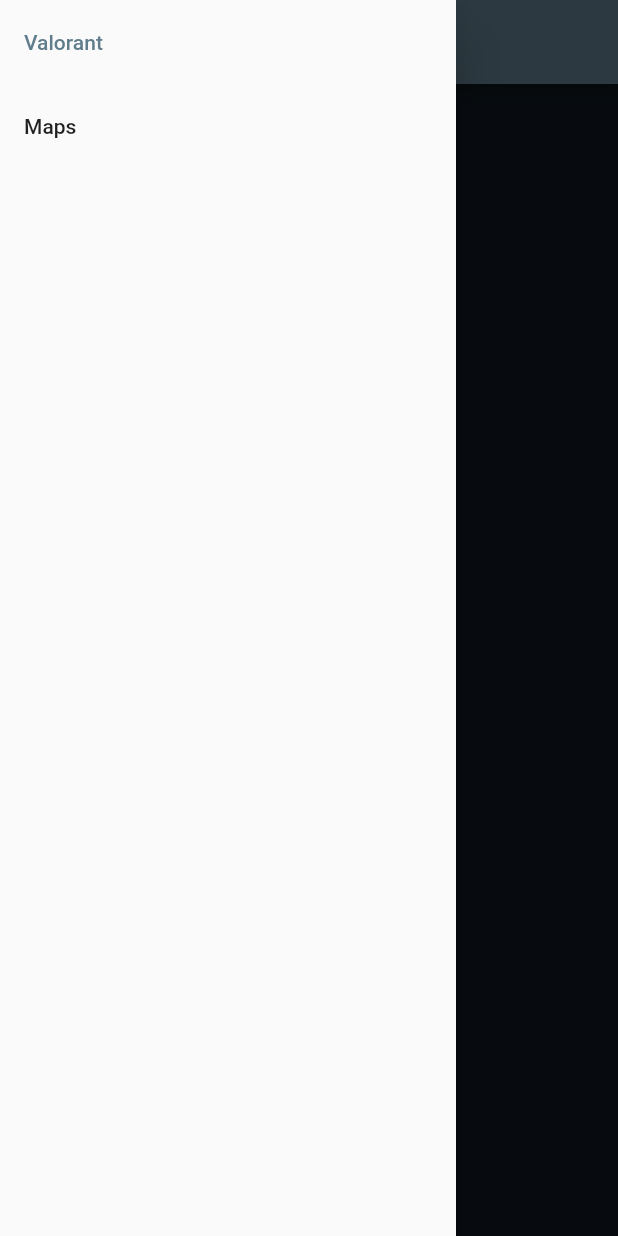
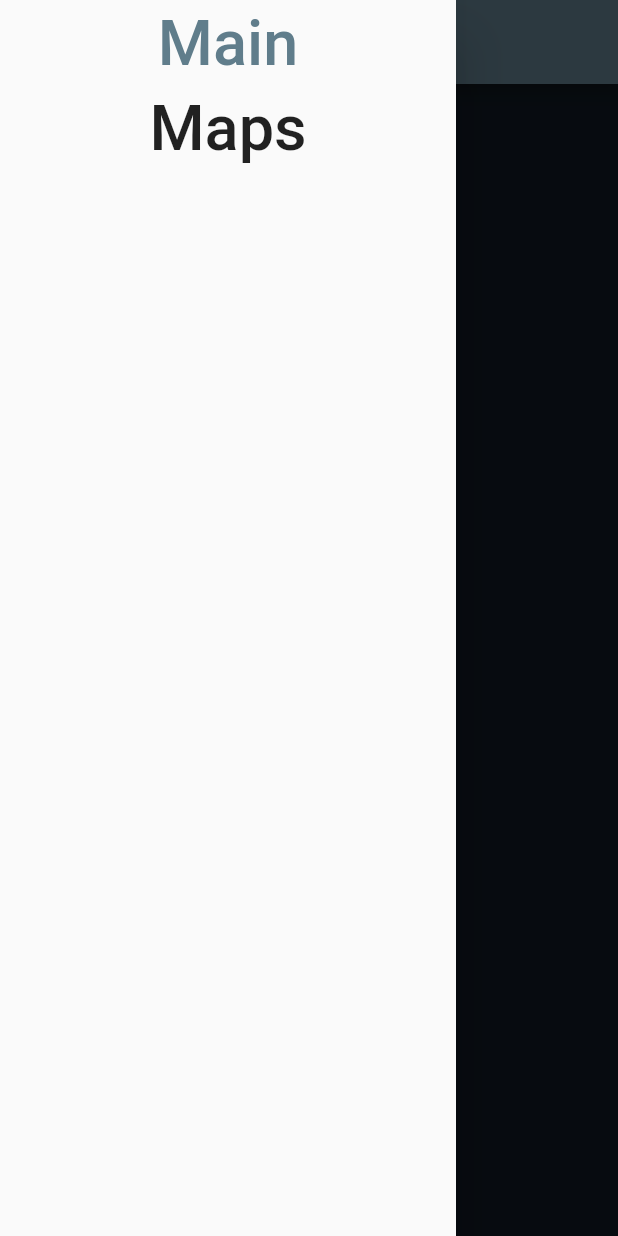
Before and after one commit to robertbates1995/valorant_app, a Flutter app: the screen it shows after launch, with the side drawer open, on a phone screen of 412 x 824 dp. Run offline on Flutter 3.47's test engine with Material 2 defaults, Android fonts, the light colour scheme and no system bars.

Commit message:
fixed file name for logo

```diff
--- a/lib/home_screen.dart
+++ b/lib/home_screen.dart
@@ -41,7 +41,7 @@ class _HomeScreenState extends State<HomeScreen> {
     return Drawer(
       child: ListView(
         children: <Widget>[
-          listTile("Valorant", 0),
+          listTile("Main", 0),
           listTile("Maps", 1)
         ],
       ),
@@ -50,7 +50,8 @@ class _HomeScreenState extends State<HomeScreen> {
 
   ListTile listTile(String title, int index) {
     return ListTile(
-      title: Text(title),
+      contentPadding: EdgeInsets.symmetric(horizontal: 4),
+      title: Text(title, textScaleFactor: 3, textAlign: TextAlign.center,),
       selected: _selectedDrawerIndex == index,
       onTap: () => _onSelectItem(index),
     );
```
